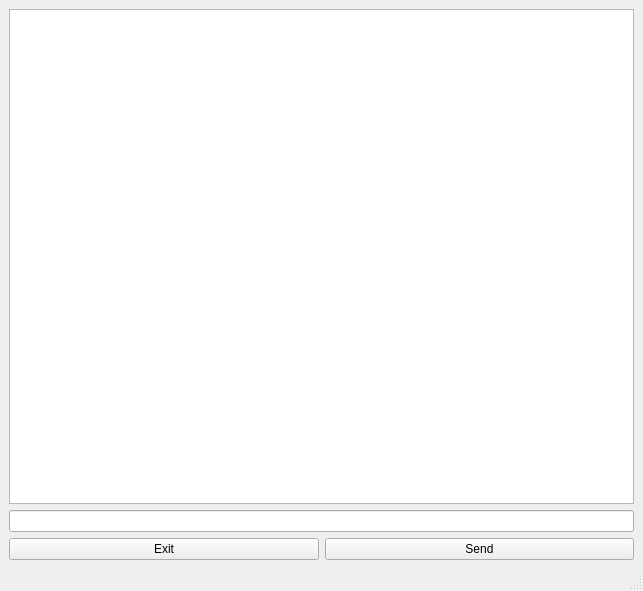
This is client/chatwindow.ui in rc2524/Homework7 as Qt 5 draws it before an edit. The edited form follows.
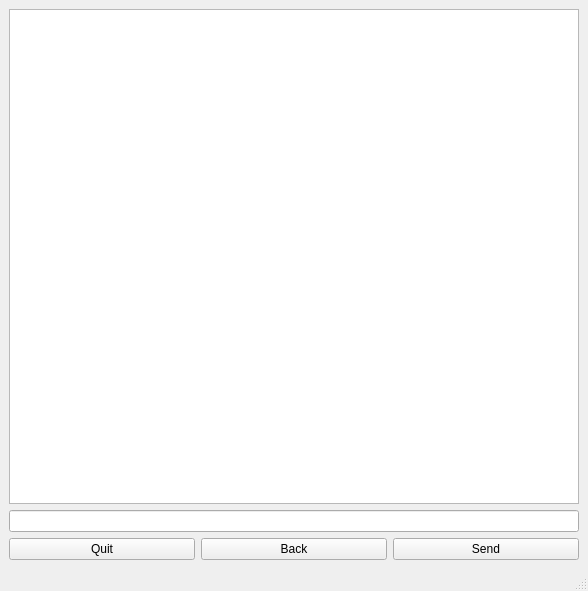
This is the edited form.

```diff
--- a/client/chatwindow.ui
+++ b/client/chatwindow.ui
@@ -6,7 +6,7 @@
    <rect>
     <x>0</x>
     <y>0</y>
-    <width>643</width>
+    <width>588</width>
     <height>591</height>
    </rect>
   </property>
@@ -23,10 +23,17 @@
     </item>
     <item>
      <layout class="QHBoxLayout" name="horizontalLayout_2">
+      <item>
+       <widget class="QPushButton" name="quitButton">
+        <property name="text">
+         <string>Quit</string>
+        </property>
+       </widget>
+      </item>
       <item>
        <widget class="QPushButton" name="exitButton">
         <property name="text">
-         <string>Exit</string>
+         <string>Back</string>
         </property>
        </widget>
       </item>
```
Left out of the diff: 2 changed lines with no effect on the pictures.
